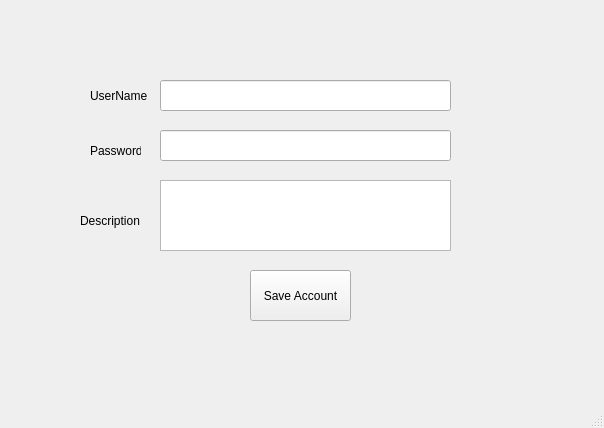
Above: MainLayout.ui from LVMVRQUXL/Python-Projet before the change. Below: the same form after it.
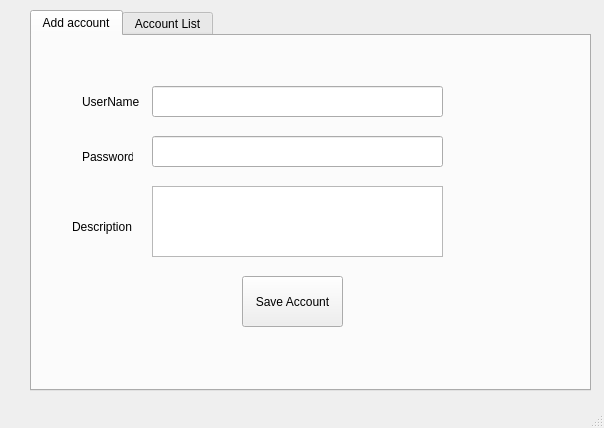
That is the form after the change.

Commit message: feat: Add account with ui

Patch:
```diff
--- a/MainLayout.ui
+++ b/MainLayout.ui
@@ -14,27 +14,53 @@
    <string>MainWindow</string>
   </property>
   <widget class="QWidget" name="centralwidget">
-   <widget class="QPushButton" name="pushButton">
+   <widget class="QTabWidget" name="tabWidget">
     <property name="geometry">
      <rect>
-      <x>250</x>
-      <y>270</y>
-      <width>101</width>
-      <height>51</height>
+      <x>30</x>
+      <y>10</y>
+      <width>561</width>
+      <height>381</height>
      </rect>
     </property>
-    <property name="statusTip">
-     <string>Save a new account</string>
+    <property name="maximumSize">
+     <size>
+      <width>561</width>
+      <height>381</height>
+     </size>
     </property>
-    <property name="text">
-     <string>Save Account</string>
+    <property name="currentIndex">
+     <number>0</number>
+    </property>
+    <widget class="QWidget" name="addAccount">
+     <attribute name="title">
+      <string>Add account</string>
+     </attribute>
+     <widget class="QTextEdit" name="descriptionField">
+      <property name="geometry">
+       <rect>
+        <x>120</x>
+        <y>150</y>
+        <width>291</width>
+        <height>71</height>
+       </rect>
+      </property>
+     </widget>
+     <widget class="QLineEdit" name="userNameField">
+      <property name="geometry">
+       <rect>
+        <x>120</x>
+        <y>50</y>
+        <width>291</width>
+        <height>31</height>
+       </rect>
     </property>
    </widget>
    <widget class="QLabel" name="label">
     <property name="geometry">
      <rect>
-      <x>90</x>
-      <y>80</y>
+        <x>50</x>
+        <y>50</y>
       <width>71</width>
       <height>31</height>
      </rect>
@@ -43,11 +69,24 @@
      <string>UserName</string>
     </property>
    </widget>
+     <widget class="QLabel" name="label_3">
+      <property name="geometry">
+       <rect>
+        <x>40</x>
+        <y>180</y>
+        <width>61</width>
+        <height>21</height>
+       </rect>
+      </property>
+      <property name="text">
+       <string>Description</string>
+      </property>
+     </widget>
    <widget class="QLabel" name="label_2">
     <property name="geometry">
      <rect>
-      <x>90</x>
-      <y>140</y>
+        <x>50</x>
+        <y>110</y>
       <width>51</width>
       <height>21</height>
      </rect>
@@ -56,48 +95,48 @@
      <string>Password</string>
     </property>
    </widget>
+     <widget class="QPushButton" name="saveAccountButton">
+      <property name="geometry">
+       <rect>
+        <x>210</x>
+        <y>240</y>
+        <width>101</width>
+        <height>51</height>
+       </rect>
+      </property>
+      <property name="statusTip">
+       <string>Save a new account</string>
+      </property>
+      <property name="text">
+       <string>Save Account</string>
+      </property>
+     </widget>
    <widget class="QLineEdit" name="passwordField">
     <property name="geometry">
      <rect>
-      <x>160</x>
-      <y>130</y>
+        <x>120</x>
+        <y>100</y>
       <width>291</width>
       <height>31</height>
      </rect>
     </property>
    </widget>
-   <widget class="QLineEdit" name="userNameField">
-    <property name="geometry">
-     <rect>
-      <x>160</x>
-      <y>80</y>
-      <width>291</width>
-      <height>31</height>
-     </rect>
-    </property>
-   </widget>
-   <widget class="QLabel" name="label_3">
+    </widget>
+    <widget class="QWidget" name="tab_2">
+     <attribute name="title">
+      <string>Account List</string>
+     </attribute>
+     <widget class="QListView" name="listView">
     <property name="geometry">
      <rect>
-      <x>80</x>
-      <y>210</y>
-      <width>61</width>
-      <height>21</height>
-     </rect>
-    </property>
-    <property name="text">
-     <string>Description</string>
-    </property>
-   </widget>
-   <widget class="QTextEdit" name="descriptionField">
-    <property name="geometry">
-     <rect>
-      <x>160</x>
-      <y>180</y>
-      <width>291</width>
-      <height>71</height>
-     </rect>
-    </property>
+        <x>10</x>
+        <y>50</y>
+        <width>256</width>
+        <height>241</height>
+       </rect>
+      </property>
+     </widget>
+    </widget>
    </widget>
   </widget>
   <widget class="QMenuBar" name="menubar">
```
Lines whose indentation alone changed are shown as unchanged. The commit also changes 3 other files.
